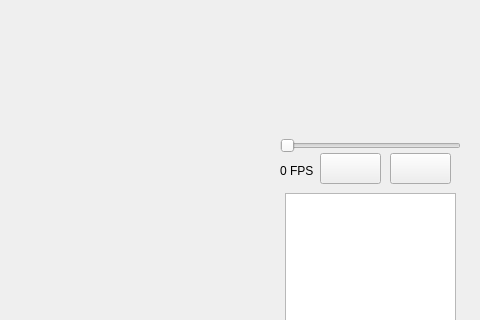
The window that SpriteEditor/spriteview.ui (bestcreator01/sprite-editor) describes before a commit, drawn with Qt 5; both pictures show x 620 to 1100 and y 126 to 446 of the 1100 by 810 pixel window.
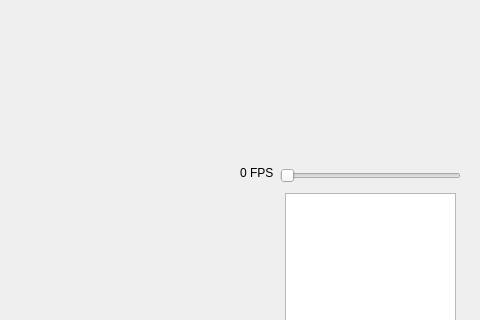
The same window after the commit.

The edit to the form file:
```diff
--- a/SpriteEditor/spriteview.ui
+++ b/SpriteEditor/spriteview.ui
@@ -110,7 +110,7 @@
     <property name="geometry">
      <rect>
       <x>900</x>
-      <y>240</y>
+      <y>270</y>
       <width>181</width>
       <height>25</height>
      </rect>
@@ -151,42 +151,16 @@
    <widget class="QLabel" name="FPSLabel">
     <property name="geometry">
      <rect>
-      <x>900</x>
+      <x>860</x>
       <y>270</y>
-      <width>41</width>
-      <height>16</height>
+      <width>51</width>
+      <height>20</height>
      </rect>
     </property>
     <property name="text">
      <string>0 FPS</string>
     </property>
    </widget>
-   <widget class="QPushButton" name="pauseButton">
-    <property name="geometry">
-     <rect>
-      <x>1010</x>
-      <y>260</y>
-      <width>61</width>
-      <height>31</height>
-     </rect>
-    </property>
-    <property name="text">
-     <string/>
-    </property>
-   </widget>
-   <widget class="QPushButton" name="playButton">
-    <property name="geometry">
-     <rect>
-      <x>940</x>
-      <y>260</y>
-      <width>61</width>
-      <height>31</height>
-     </rect>
-    </property>
-    <property name="text">
-     <string/>
-    </property>
-   </widget>
    <widget class="QListWidget" name="listWidget">
     <property name="geometry">
      <rect>
```
Left out of the diff: 2 changed lines with no effect on the pictures.
